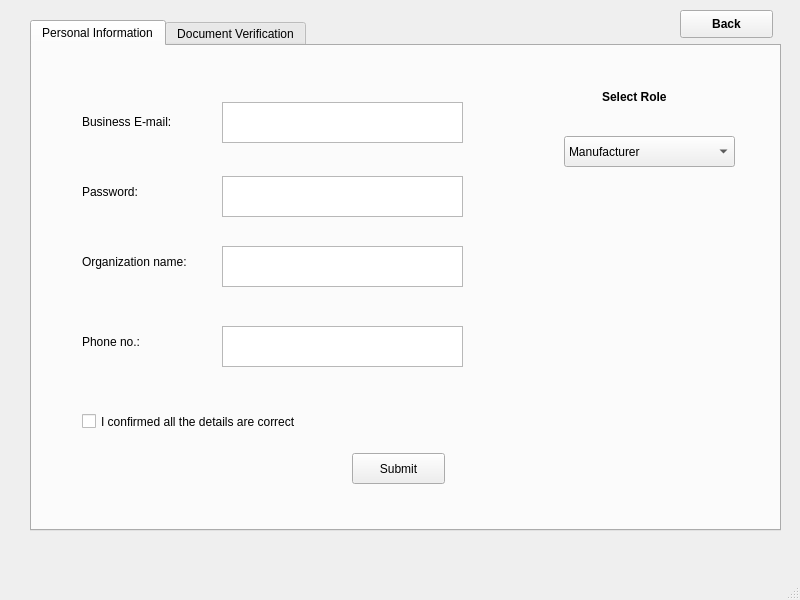
First picture: the form in register.ui, repository shubham0298/CounterChain, before the edit.
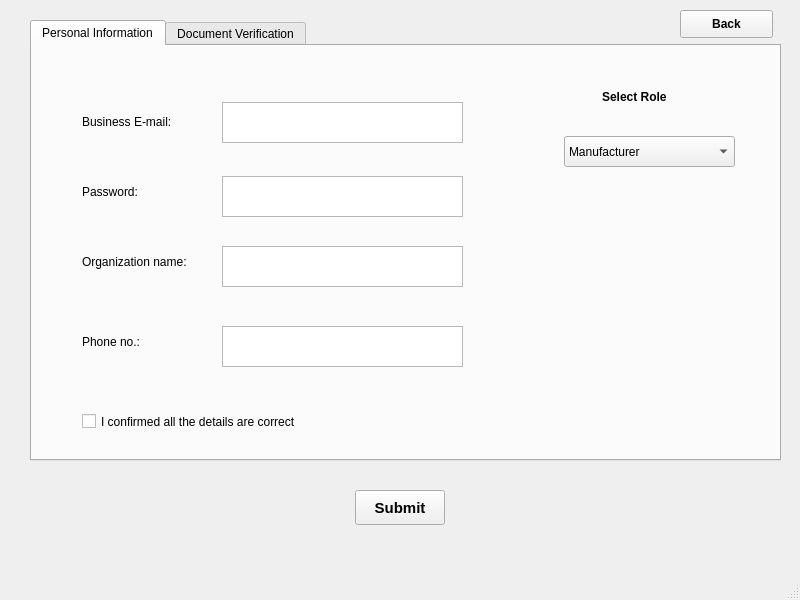
Second picture: the form after the edit.

What changed in the file:
```diff
--- a/register.ui
+++ b/register.ui
@@ -35,7 +35,7 @@
       <x>30</x>
       <y>20</y>
       <width>751</width>
-      <height>511</height>
+      <height>441</height>
      </rect>
     </property>
     <property name="currentIndex">
@@ -198,22 +198,6 @@
        <string>I confirmed all the details are correct</string>
       </property>
      </widget>
-     <widget class="QPushButton" name="pushButton_2">
-      <property name="geometry">
-       <rect>
-        <x>320</x>
-        <y>407</y>
-        <width>93</width>
-        <height>31</height>
-       </rect>
-      </property>
-      <property name="cursor">
-       <cursorShape>PointingHandCursor</cursorShape>
-      </property>
-      <property name="text">
-       <string>Submit</string>
-      </property>
-     </widget>
     </widget>
     <widget class="QWidget" name="tab_2">
      <attribute name="title">
@@ -344,6 +328,29 @@
      <string>Back</string>
     </property>
    </widget>
+   <widget class="QPushButton" name="submitButton">
+    <property name="geometry">
+     <rect>
+      <x>355</x>
+      <y>490</y>
+      <width>90</width>
+      <height>35</height>
+     </rect>
+    </property>
+    <property name="font">
+     <font>
+      <pointsize>11</pointsize>
+      <weight>75</weight>
+      <bold>true</bold>
+     </font>
+    </property>
+    <property name="cursor">
+     <cursorShape>PointingHandCursor</cursorShape>
+    </property>
+    <property name="text">
+     <string>Submit</string>
+    </property>
+   </widget>
   </widget>
   <widget class="QMenuBar" name="menubar">
    <property name="geometry">
```
Left out of the diff: 15 changed lines with no effect on the pictures.
